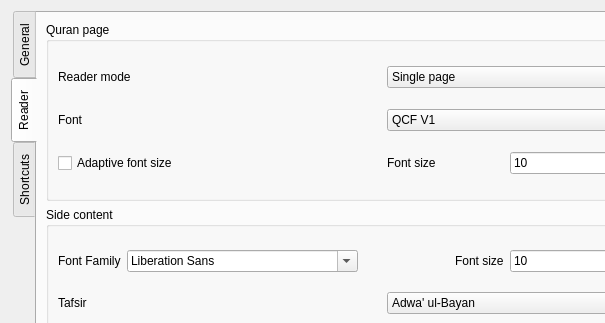
This is src/core/settingsdialog.ui in 0xzer0x/quran-companion as Qt 5 draws it before an edit; both pictures show x 0 to 605 and y 0 to 323 of the 744 by 435 pixel window. The edited form follows.
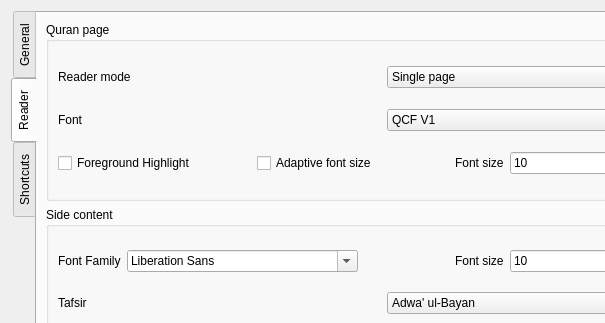
This is the edited form. The open tabs and pages were chosen to show the change.

Commit message: Zoom in/out shortcuts & foreground/background highlight toggle

What changed in the file:
```diff
--- a/src/core/settingsdialog.ui
+++ b/src/core/settingsdialog.ui
@@ -199,6 +199,13 @@
           </item>
           <item>
            <layout class="QHBoxLayout" name="horizontalLayout_5">
+            <item>
+             <widget class="QCheckBox" name="chkFgHighlight">
+              <property name="text">
+               <string>Foreground Highlight</string>
+              </property>
+             </widget>
+            </item>
             <item>
              <widget class="QCheckBox" name="chkAdaptive">
               <property name="text">
```
Left out of the diff: 4 changed lines with no effect on the pictures. The commit also changes 11 other files.
